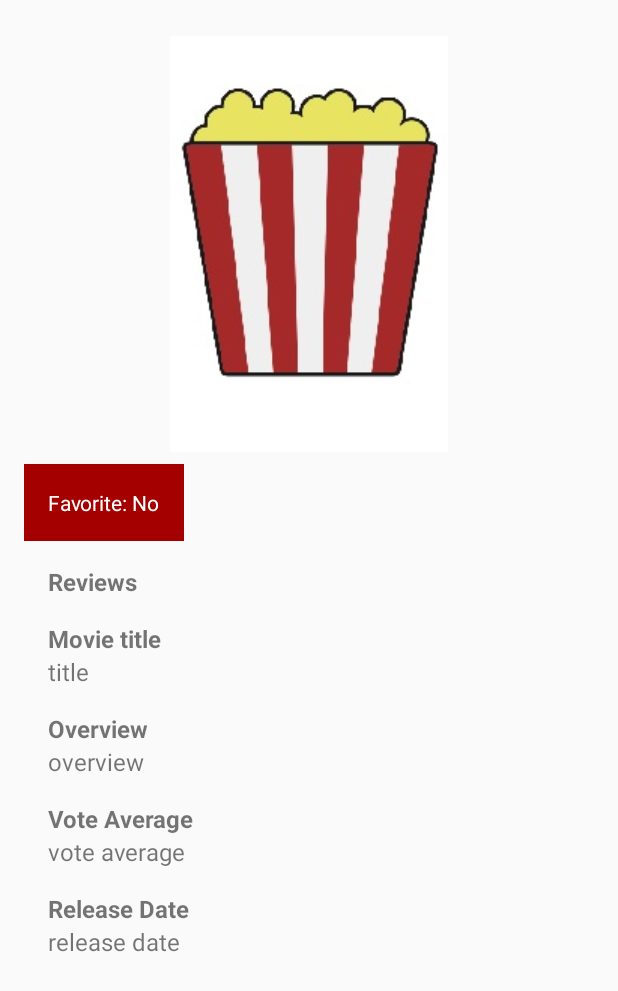
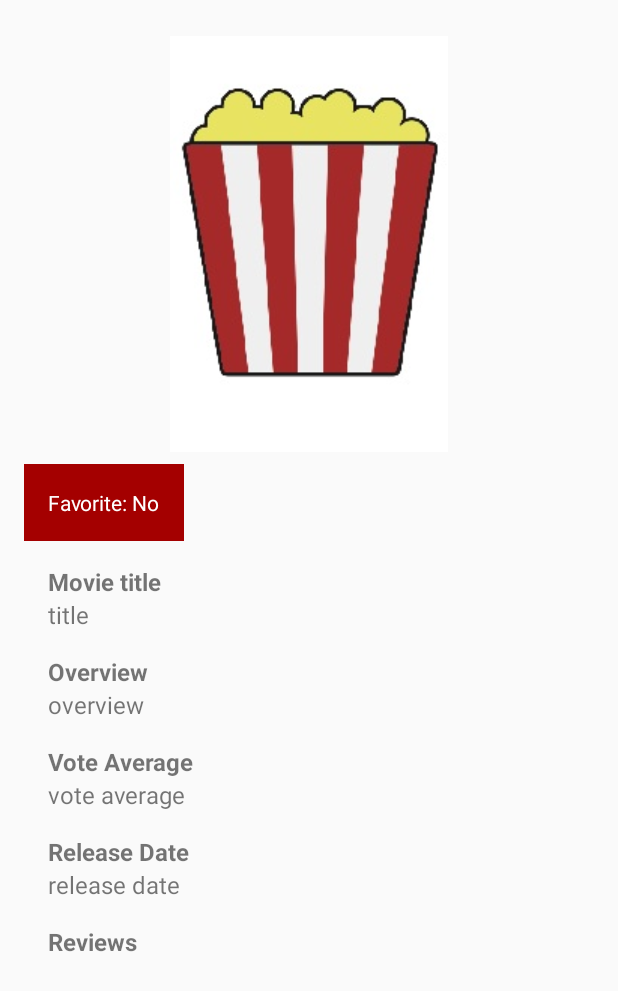
Before and after one commit to lemefe21/movie_guide_app, an Android app: the layout activity_movie_detail.xml on its own in the app's theme, with its tools: preview values and no code run, on a phone screen of 412 x 824 dp. Shown: the top 991 px of the screen. Run offline under Robolectric (Android 15) with nearby library versions, the light colour scheme and no system bars.

Commit message:
finishing movie's reviews and her adapter

```diff
--- a/app/src/main/java/com/leme/movieguideapp/MainActivity.java
+++ b/app/src/main/java/com/leme/movieguideapp/MainActivity.java
@@ -31,6 +31,7 @@ import android.widget.ProgressBar;
 import android.widget.TextView;
 import android.widget.Toast;
 
+import com.leme.movieguideapp.adapters.MovieItemAdapter;
 import com.leme.movieguideapp.data.MovieContract;
 import com.leme.movieguideapp.models.MoviesResult;
 import com.leme.movieguideapp.sync.MovieSyncUtils;
--- a/app/src/main/res/layout/activity_movie_detail.xml
+++ b/app/src/main/res/layout/activity_movie_detail.xml
@@ -25,30 +25,6 @@
             android:background="@drawable/item_favorite_selector"
             android:textColor="@color/white"
             android:text="Favorite: No"/>
-
-        <TextView
-            android:id="@+id/tv_reviews"
-            style="@style/DetailMovieTitles"
-            android:text="@string/movie_reviews"/>
-
-        <ProgressBar
-            android:id="@+id/pb_loading_reviews"
-            android:layout_height="@dimen/main_loading_indicator_height"
-            android:layout_width="@dimen/main_loading_indicator_width"
-            android:layout_gravity="center"
-            android:visibility="gone" />
-
-        <TextView
-            android:id="@+id/tv_detail_author"
-            style="@style/DetailMovieSubTitles"
-            android:visibility="gone"
-            android:text="@string/author"/>
-
-        <TextView
-            android:id="@+id/tv_detail_content_review"
-            style="@style/DetailMovieSubTitles"
-            android:visibility="gone"
-            android:text="@string/content_review"/>
 
         <TextView
             android:id="@+id/tv_detail_title"
@@ -90,6 +66,28 @@
             style="@style/DetailMovieSubTitles"
             android:text="@string/vote_release_date"/>
 
+        <TextView
+            android:id="@+id/tv_reviews"
+            style="@style/DetailMovieTitles"
+            android:text="@string/movie_reviews"/>
+
+        <ProgressBar
+            android:id="@+id/pb_loading_reviews"
+            android:layout_height="@dimen/main_loading_indicator_height"
+            android:layout_width="@dimen/main_loading_indicator_width"
+            android:layout_gravity="center"
+            android:visibility="gone" />
+
+        <TextView
+            android:id="@+id/tv_detail_movie_review"
+            style="@style/DetailMovieSubTitles"
+            android:visibility="gone"
+            android:text="@string/reviews"/>
+
+        <android.support.v7.widget.RecyclerView
+            android:id="@+id/recyclerview_reviews_movies"
+            style="@style/DetailMovieListReview"/>
+
     </LinearLayout>
 
 </ScrollView>
--- a/app/src/main/res/values/strings.xml
+++ b/app/src/main/res/values/strings.xml
@@ -20,4 +20,5 @@
     <string name="content_review">Content</string>
     <string name="tv_no_internet">No internet connection</string>
     <string name="no_review">No review yet...</string>
+    <string name="reviews">review</string>
 </resources>
--- a/app/src/main/res/values/styles.xml
+++ b/app/src/main/res/values/styles.xml
@@ -23,4 +23,10 @@
         <item name="android:textStyle">bold</item>
     </style>
 
+    <style name="DetailMovieListReview">
+        <item name="android:layout_width">match_parent</item>
+        <item name="android:layout_height">wrap_content</item>
+        <item name="android:layout_marginBottom">@dimen/default_margim_16dp</item>
+    </style>
+
 </resources>
```
Also changed, not shown: app/src/main/java/com/leme/movieguideapp/MovieDetailActivity.java (+30 -24 lines), app/src/main/java/com/leme/movieguideapp/adapters/MovieItemAdapter.java (renamed from app/src/main/java/com/leme/movieguideapp/MovieItemAdapter.java, +2 -7 lines), app/src/main/java/com/leme/movieguideapp/adapters/MovieReviewsAdapter.java (added, +70 -0 lines), app/src/main/java/com/leme/movieguideapp/tasks/MovieReviewTask.java (renamed from app/src/main/java/com/leme/movieguideapp/MovieReviewTask.java, +8 -7 lines), app/src/main/res/layout/movie_list_review.xml (added, +49 -0 lines).
